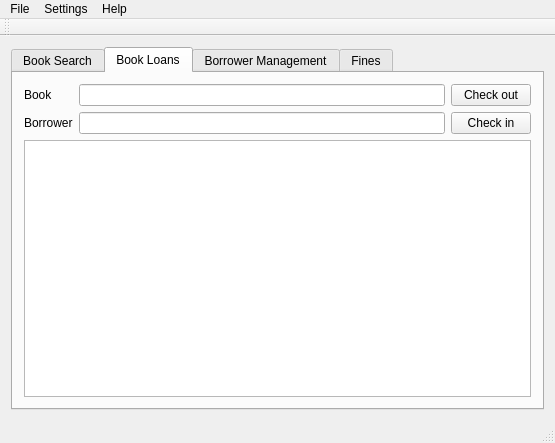
This is library_management/mainwindow.ui in lsmgeb89/library_management as Qt 5 draws it before an edit. The edited form follows.
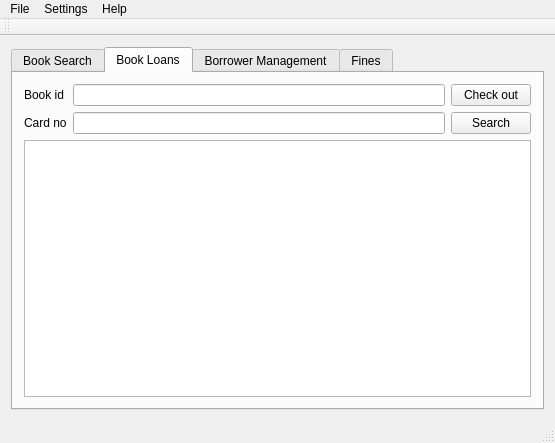
This is the edited form.

Commit message: [CS 6360][project_1] Make Checking in work

Diff of the .ui file:
```diff
--- a/library_management/mainwindow.ui
+++ b/library_management/mainwindow.ui
@@ -61,7 +61,7 @@
         <item row="0" column="0">
          <widget class="QLabel" name="book_label">
           <property name="text">
-           <string>Book</string>
+           <string>Book id</string>
           </property>
          </widget>
         </item>
@@ -78,7 +78,7 @@
         <item row="1" column="0">
          <widget class="QLabel" name="borrower_label">
           <property name="text">
-           <string>Borrower</string>
+           <string>Card no</string>
           </property>
          </widget>
         </item>
@@ -88,7 +88,7 @@
         <item row="1" column="2">
          <widget class="QPushButton" name="check_in_button">
           <property name="text">
-           <string>Check in</string>
+           <string>Search</string>
           </property>
          </widget>
         </item>
```
The commit also changes 2 other files.
